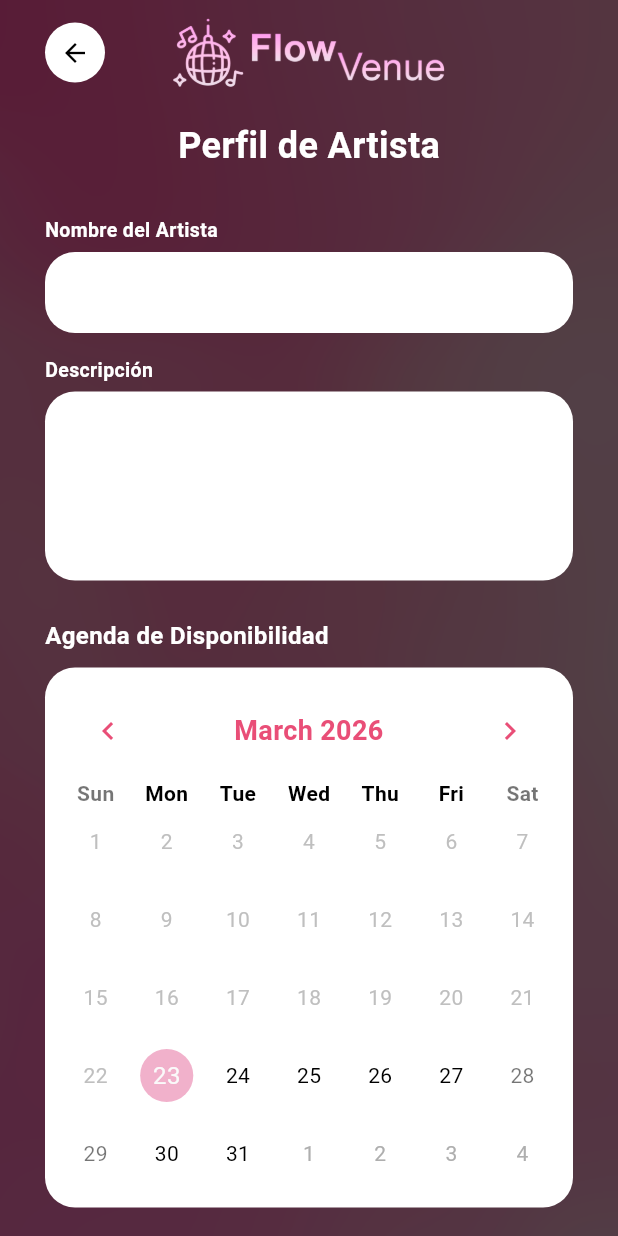
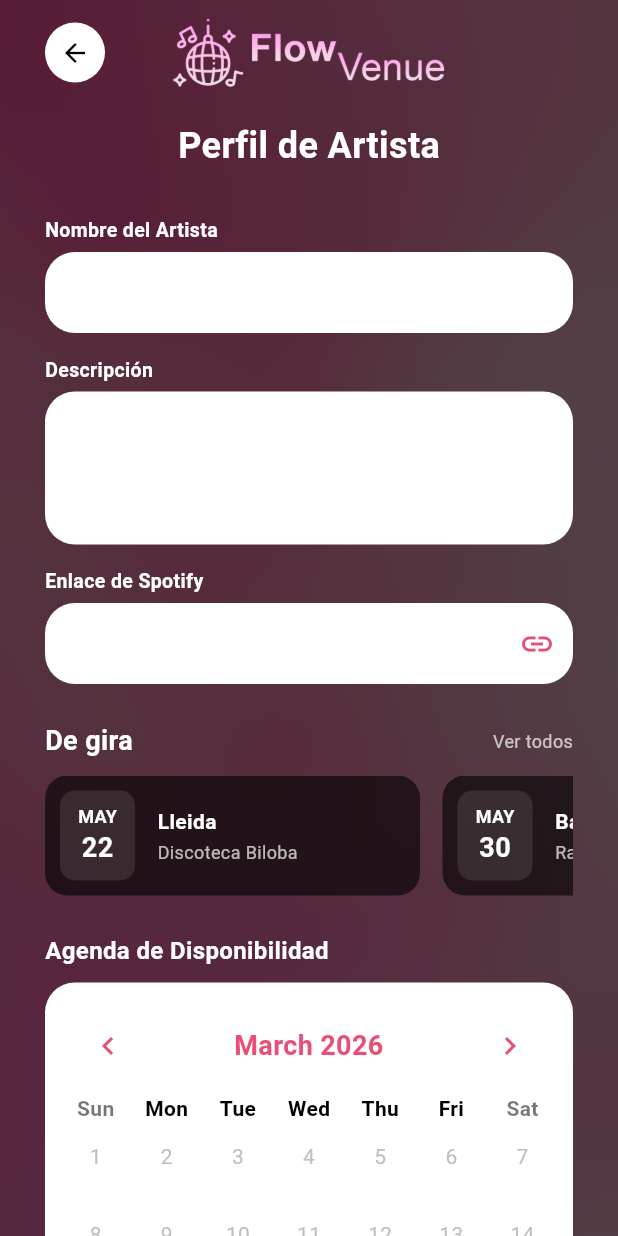
Before and after one commit to oriolnieto/FlowVenue, a Flutter app: the PromocionarmeView screen opened directly, on a phone screen of 412 x 824 dp. Run offline on Flutter 3.47's test engine with Material 3 defaults, Android fonts, the phone set to English and light mode, and no system bars; drawn by our look-alikes of table_calendar; our stand-ins replace cloud_firestore, firebase_auth, firebase_core, image_picker, pinput; missing offline and left inert: spotify_sdk; accounts and stored records are empty.

Commit message:
Update promocionarme_view.dart

```diff
--- a/lib/view/promocionarme_view.dart
+++ b/lib/view/promocionarme_view.dart
@@ -11,38 +11,33 @@ class PromocionarmeView extends StatefulWidget {
 class _PromocionarmeViewState extends State<PromocionarmeView> {
   final TextEditingController _nombreController = TextEditingController();
   final TextEditingController _descripcioController = TextEditingController();
+  final TextEditingController _spotifyUrlController = TextEditingController(); // NOU CAMP
 
-  // Aquí guardarem tots els dies que l'artista marqui com a disponibles/ocupats
-  final Map<DateTime , List<String>> _eventsPerDia = {};
+  final Map<DateTime, List<String>> _eventsPerDia = {};
   DateTime _focusedDay = DateTime.now();
 
   @override
   void dispose() {
     _nombreController.dispose();
     _descripcioController.dispose();
+    _spotifyUrlController.dispose();
     super.dispose();
   }
 
-  // Funció auxiliar per treure les hores/minuts i comparar només els dies
   DateTime _normalizeDate(DateTime date) {
     return DateTime(date.year, date.month, date.day);
   }
 
-  // --- FUNCIÓ QUE MOSTRA EL POP-UP ---
   void _mostrarPopUpEventos(DateTime diaSeleccionat) {
     DateTime normalizedDay = _normalizeDate(diaSeleccionat);
     TextEditingController _nuevoEventoController = TextEditingController();
-
-    // Controla si estem mostrant el camp per escriure un nou esdeveniment
     bool isAdding = false;
 
     showDialog(
       context: context,
       builder: (context) {
-        // Fem servir StatefulBuilder perquè el pop-up es pugui actualitzar a si mateix sense tancar-se
         return StatefulBuilder(
           builder: (context, setStateDialog) {
-            // Agafem els esdeveniments d'aquest dia o una llista buida
             List<String> eventosDelDia = _eventsPerDia[normalizedDay] ?? [];
 
             return AlertDialog(
@@ -57,14 +52,11 @@ class _PromocionarmeViewState extends State<PromocionarmeView> {
                 child: Column(
                   mainAxisSize: MainAxisSize.min,
                   children: [
-                    // Si no hi ha res i no estem afegint
                     if (eventosDelDia.isEmpty && !isAdding)
                       const Padding(
                         padding: EdgeInsets.symmetric(vertical: 10),
                         child: Text("Día libre. No hay eventos.", style: TextStyle(color: Colors.grey)),
                       ),
-
-                    // Llista d'Etiquetes (Esdeveniments afegits)
                     if (eventosDelDia.isNotEmpty)
                       ListView.builder(
                         shrinkWrap: true,
@@ -75,15 +67,9 @@ class _PromocionarmeViewState extends State<PromocionarmeView> {
                             margin: const EdgeInsets.only(bottom: 10),
                             shape: RoundedRectangleBorder(borderRadius: BorderRadius.circular(15)),
                             child: ListTile(
-                              title: Text(
-                                  eventosDelDia[index],
-                                  style: const TextStyle(fontWeight: FontWeight.bold, color: Colors.white)
-                              ),
-                              subtitle: Text(
-                                  "${diaSeleccionat.day}/${diaSeleccionat.month}/${diaSeleccionat.year}",
-                                  style: const TextStyle(color: Colors.white70)
-                              ),
-                              trailing: IconButton( // Botó opcional per esborrar l'event
+                              title: Text(eventosDelDia[index], style: const TextStyle(fontWeight: FontWeight.bold, color: Colors.white)),
+                              subtitle: Text("${diaSeleccionat.day}/${diaSeleccionat.month}/${diaSeleccionat.year}", style: const TextStyle(color: Colors.white70)),
+                              trailing: IconButton(
                                 icon: const Icon(Icons.delete, color: Colors.white),
                                 onPressed: () {
                                   setStateDialog(() {
@@ -92,15 +78,13 @@ class _PromocionarmeViewState extends State<PromocionarmeView> {
                                       _eventsPerDia.remove(normalizedDay);
                                     }
                                   });
-                                  setState(() {}); // Actualitza el calendari de sota
+                                  setState(() {});
                                 },
                               ),
                             ),
                           );
                         },
                       ),
-
-                    // Camp de text que apareix quan toquem "Añadir Evento"
                     if (isAdding)
                       Padding(
                         padding: const EdgeInsets.only(top: 10),
@@ -112,7 +96,7 @@ class _PromocionarmeViewState extends State<PromocionarmeView> {
                             filled: true,
                             fillColor: Colors.grey[100],
                             border: OutlineInputBorder(borderRadius: BorderRadius.circular(15), borderSide: BorderSide.none),
-                            suffixIcon: IconButton( // Botó per confirmar l'afegit
+                            suffixIcon: IconButton(
                               icon: const Icon(Icons.check_circle, color: Color(0xFFE94E77), size: 30),
                               onPressed: () {
                                 if (_nuevoEventoController.text.isNotEmpty) {
@@ -124,7 +108,6 @@ class _PromocionarmeViewState extends State<PromocionarmeView> {
                                     isAdding = false;
                                     _nuevoEventoController.clear();
                                   });
-                                  // Actualitzem la pantalla principal perquè el calendari es pinti rosa
                                   setState(() {});
                                 }
                               },
@@ -139,9 +122,7 @@ class _PromocionarmeViewState extends State<PromocionarmeView> {
                 if (!isAdding)
                   TextButton(
                     onPressed: () {
-                      setStateDialog(() {
-                        isAdding = true; // Activa el camp de text
-                      });
+                      setStateDialog(() { isAdding = true; });
                     },
                     child: const Text("+ Añadir Evento", style: TextStyle(color: Color(0xFFE94E77), fontWeight: FontWeight.bold)),
                   ),
@@ -157,8 +138,6 @@ class _PromocionarmeViewState extends State<PromocionarmeView> {
     );
   }
 
-
-
   @override
   Widget build(BuildContext context) {
     return Scaffold(
@@ -171,7 +150,6 @@ class _PromocionarmeViewState extends State<PromocionarmeView> {
             fit: BoxFit.cover,
           ),
         ),
-
         child: SafeArea(
           child: SingleChildScrollView(
             padding: const EdgeInsets.symmetric(horizontal: 30),
@@ -190,51 +168,49 @@ class _PromocionarmeViewState extends State<PromocionarmeView> {
                 ),
                 const SizedBox(height: 30),
 
-                // CAMP NOM
                 _buildTextField("Nombre del Artista", _nombreController),
                 const SizedBox(height: 15),
 
-                // CAMP DESCRIPCIÓ
-                _buildTextField("Descripción", _descripcioController, maxLines: 4),
+                _buildTextField("Descripción", _descripcioController, maxLines: 3),
+                const SizedBox(height: 15),
+
+                // NOU CAMP SPOTIFY
+                _buildTextField("Enlace de Spotify", _spotifyUrlController, icon: Icons.link),
                 const SizedBox(height: 25),
 
-                // TÍTOL AGENDA
+                // LLISTA ESTIL SPOTIFY (Pròxims concerts)
+                _buildSpotifyTourList(),
+                const SizedBox(height: 25),
+
                 const Text(
                   "Agenda de Disponibilidad",
                   style: TextStyle(color: Colors.white, fontWeight: FontWeight.bold, fontSize: 16),
                 ),
                 const SizedBox(height: 10),
 
-                // CALENDARI MULTI-DATA
                 _buildCalendari(),
 
                 const SizedBox(height: 40),
 
-                // BOTÓ GUARDAR
                 SizedBox(
                   width: double.infinity,
                   height: 55,
                   child: ElevatedButton(
                     style: ElevatedButton.styleFrom(
-                      backgroundColor: const Color(0xFFD988B9), // Rosa de l'app
+                      backgroundColor: const Color(0xFFD988B9),
                       shape: RoundedRectangleBorder(borderRadius: BorderRadius.circular(30)),
                       elevation: 5,
                     ),
                     onPressed: () {
                       print("Nom: ${_nombreController.text}");
-                      print("Descripció: ${_descripcioController.text}");
-                      // CORREGIT: Imprimim el mapa en lloc del Set
+                      print("Spotify URL: ${_spotifyUrlController.text}");
                       print("Events guardats: $_eventsPerDia");
 
                       ScaffoldMessenger.of(context).showSnackBar(
-                        const SnackBar(
-                          content: Text('Perfil de artista actualizado correctamente'),
-                          backgroundColor: Colors.green,
-                        ),
+                        const SnackBar(content: Text('Perfil de artista actualizado'), backgroundColor: Colors.green),
                       );
                       Navigator.pop(context);
                     },
-
                     child: const Text(
                       "Guardar y Promocionarme",
                       style: TextStyle(color: Colors.white, fontWeight: FontWeight.bold, fontSize: 18),
@@ -265,12 +241,12 @@ class _PromocionarmeViewState extends State<PromocionarmeView> {
           ),
         ),
         Image.asset('assets/Logo_FlowVenue.png', height: 50),
-        const SizedBox(width: 40), // Per balancejar el botó de tirar enrere
+        const SizedBox(width: 40),
       ],
     );
   }
 
-  Widget _buildTextField(String label, TextEditingController controller, {int maxLines = 1}) {
+  Widget _buildTextField(String label, TextEditingController controller, {int maxLines = 1, IconData? icon}) {
     return Column(
       crossAxisAlignment: CrossAxisAlignment.start,
       children: [
@@ -283,6 +259,7 @@ class _PromocionarmeViewState extends State<PromocionarmeView> {
           decoration: InputDecoration(
             filled: true,
             fillColor: Colors.white,
+            suffixIcon: icon != null ? Icon(icon, color: const Color(0xFFE94E77)) : null,
             border: OutlineInputBorder(borderRadius: BorderRadius.circular(20), borderSide: BorderSide.none),
             contentPadding: const EdgeInsets.symmetric(horizontal: 20, vertical: 15),
           ),
@@ -291,44 +268,100 @@ class _PromocionarmeViewState extends State<PromocionarmeView> {
     );
   }
 
+  // NOVA SECCIÓ: LLISTA DE CONCERTS ESTIL SPOTIFY
+  Widget _buildSpotifyTourList() {
+    return Column(
+      crossAxisAlignment: CrossAxisAlignment.start,
+      children: [
+        Row(
+          mainAxisAlignment: MainAxisAlignment.spaceBetween,
+          children: [
+            const Text("De gira", style: TextStyle(color: Colors.white, fontWeight: FontWeight.bold, fontSize: 18)),
+            Text("Ver todos", style: TextStyle(color: Colors.white.withOpacity(0.7), fontSize: 12)),
+          ],
+        ),
+        const SizedBox(height: 10),
+        // Farem un llistat horitzontal simulant els concerts propers
+        SizedBox(
+          height: 80,
+          child: ListView(
+            scrollDirection: Axis.horizontal,
+            children: [
+              _buildConcertCard("may", "22", "Lleida", "Discoteca Biloba"),
+              const SizedBox(width: 15),
+              _buildConcertCard("may", "30", "Barcelona", "Razzmatazz"),
+              const SizedBox(width: 15),
+              _buildConcertCard("jun", "05", "Madrid", "Teatro Barceló"),
+            ],
+          ),
+        ),
+      ],
+    );
+  }
+
+  // TARGETA INDIVIDUAL D'UN CONCERT
+  Widget _buildConcertCard(String mes, String dia, String ciutat, String local) {
+    return Container(
+      width: 250,
+      padding: const EdgeInsets.all(10),
+      decoration: BoxDecoration(
+        color: Colors.black.withOpacity(0.6), // Fons fosc estil Spotify
+        borderRadius: BorderRadius.circular(15),
+      ),
+      child: Row(
+        children: [
+          // Quadrat amb la data
+          Container(
+            padding: const EdgeInsets.symmetric(horizontal: 12, vertical: 8),
+            decoration: BoxDecoration(
+              color: Colors.white.withOpacity(0.1),
+              borderRadius: BorderRadius.circular(10),
+            ),
+            child: Column(
+              mainAxisAlignment: MainAxisAlignment.center,
+              children: [
+                Text(mes.toUpperCase(), style: const TextStyle(color: Colors.white, fontSize: 12, fontWeight: FontWeight.bold)),
+                Text(dia, style: const TextStyle(color: Colors.white, fontSize: 18, fontWeight: FontWeight.bold)),
+              ],
+            ),
+          ),
+          const SizedBox(width: 15),
+          // Informació del concert
+          Expanded(
+            child: Column(
+              crossAxisAlignment: CrossAxisAlignment.start,
+              mainAxisAlignment: MainAxisAlignment.center,
+              children: [
+                Text(ciutat, style: const TextStyle(color: Colors.white, fontWeight: FontWeight.bold, fontSize: 14), overflow: TextOverflow.ellipsis),
+                const SizedBox(height: 2),
+                Text(local, style: const TextStyle(color: Colors.white70, fontSize: 12), overflow: TextOverflow.ellipsis),
+              ],
+            ),
+          ),
+        ],
+      ),
+    );
+  }
+
   Widget _buildCalendari() {
     return Container(
-        decoration: BoxDecoration(
-          color: Colors.white,
-          borderRadius: BorderRadius.circular(20),
-        ),
+      decoration: BoxDecoration(color: Colors.white, borderRadius: BorderRadius.circular(20)),
       padding: const EdgeInsets.all(10),
       child: TableCalendar(
         firstDay: DateTime.now(),
-          lastDay: DateTime.now().add(const Duration(days: 365)), // Permet fins a 1 any vista
+        lastDay: DateTime.now().add(const Duration(days: 365)),
         focusedDay: _focusedDay,
-
-          // Aquí li diem quins dies han d'aparèixer com a "seleccionats"
         selectedDayPredicate: (day) {
           DateTime normalizedDay = _normalizeDate(day);
           return _eventsPerDia.containsKey(normalizedDay) && _eventsPerDia[normalizedDay]!.isNotEmpty;
         },
-
-          // Què passa quan l'usuari clica un dia
         onDaySelected: (selectedDay, focusedDay) {
-            setState(() {
-              _focusedDay = focusedDay;
-
-
-            });
+          setState(() { _focusedDay = focusedDay; });
           _mostrarPopUpEventos(selectedDay);
         },
-
-          // ESTILS DEL CALENDARI
         calendarStyle: const CalendarStyle(
-            selectedDecoration: BoxDecoration(
-              color: Color(0xFFE94E77), // EL COLOR ROSA
-              shape: BoxShape.circle,
-            ),
-            todayDecoration: BoxDecoration(
-              color: Color(0xFFF1B1CB), // Rosa més fluixet pel dia d'avui
-              shape: BoxShape.circle,
-            ),
+          selectedDecoration: BoxDecoration(color: Color(0xFFE94E77), shape: BoxShape.circle),
+          todayDecoration: BoxDecoration(color: Color(0xFFF1B1CB), shape: BoxShape.circle),
           defaultTextStyle: TextStyle(color: Colors.black),
           weekendTextStyle: TextStyle(color: Colors.black54),
         ),
```
Lines whose indentation alone changed are shown as unchanged.
